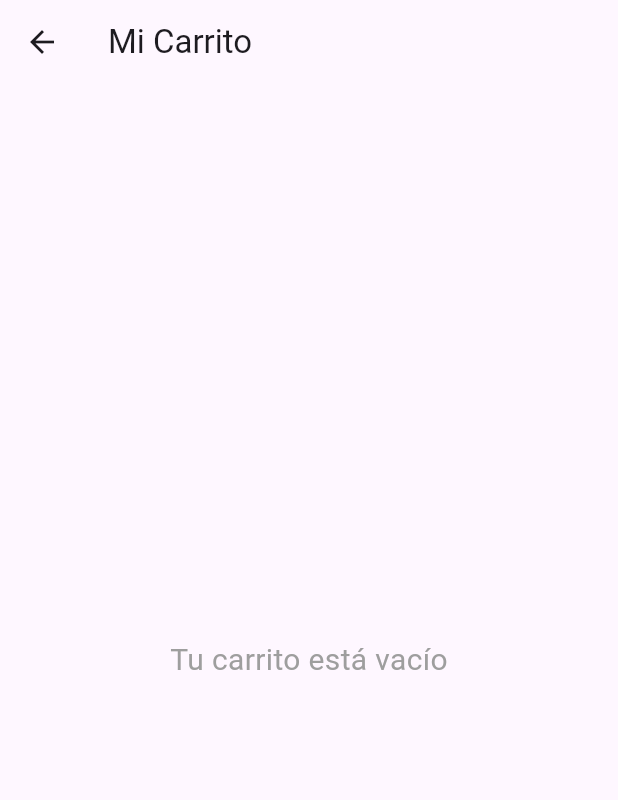
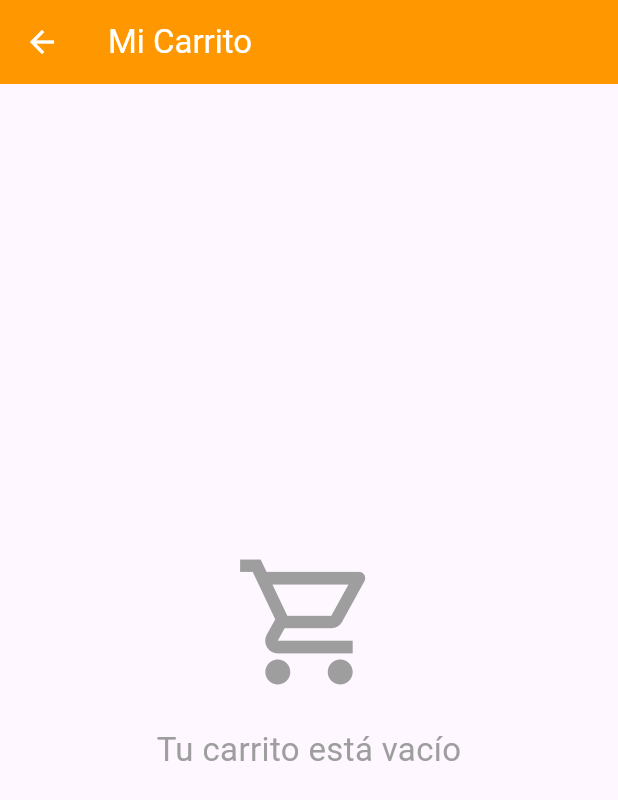
Before and after one commit to adrell99/arma_tu_almuerzo, a Flutter app: the CarritoScreen screen opened directly, on a phone screen of 412 x 824 dp. Shown: the top 800 px of the screen. Run offline on Flutter 3.47's test engine with Material 3 defaults, Android fonts, the phone set to English and light mode, and no system bars.

Commit message:
Update carrito.dart

```diff
--- a/lib/screens/carrito.dart
+++ b/lib/screens/carrito.dart
@@ -1,9 +1,10 @@
 // lib/screens/carrito.dart
+
 import 'package:flutter/material.dart';
 import 'package:provider/provider.dart';
 import 'package:url_launcher/url_launcher.dart';
 
-import '../models/item_menu.dart'; // ← Asegúrate de que este import esté aquí para definir MenuItem
+import '../models/item_menu.dart'; // ← Aquí está AlmuerzoPersonalizado con listas
 import '../providers/carrito_provider.dart';
 
 class CarritoScreen extends StatefulWidget {
@@ -65,20 +66,26 @@ class _CarritoScreenState extends State<CarritoScreen> {
 
     String detallePedido = "";
 
+    // === Almuerzos Personalizados ===
     for (int i = 0; i < provider.almuerzosPersonalizados.length; i++) {
       final almuerzo = provider.almuerzosPersonalizados[i];
-      detallePedido += "*Almuerzo Personalizado* 🍱\n";
-      detallePedido += almuerzo.detalleFormateado;
+      detallePedido += "*Almuerzo Personalizado ${i + 1}* 🍱\n";
+      detallePedido += almuerzo.descripcion; // ← Usa el método del modelo
       detallePedido +=
-          "Precio: \$${almuerzo.precioTotal.toStringAsFixed(0)}\n\n";
+          "\n*Precio:* \$${almuerzo.precioTotal.toStringAsFixed(0)}\n\n";
     }
 
+    // === Ítems normales (menús fijos, extras, etc.) ===
     if (provider.itemsNormales.isNotEmpty) {
-      detallePedido += "*Menús Fijos / Extras:*\n";
+      detallePedido += "*Otros ítems:*\n";
       for (var item in provider.itemsNormales) {
-        detallePedido +=
-            "• ${item.nombre}: ${item.descripcion} - \$${item.precio.toStringAsFixed(0)}\n";
+        detallePedido += "• ${item.nombre}";
+        if (item.descripcion.isNotEmpty) {
+          detallePedido += " - ${item.descripcion}";
         }
+        detallePedido += " - \$${item.precio.toStringAsFixed(0)}\n";
+      }
+      detallePedido += "\n";
     }
 
     String nota = _notaController.text.trim().isEmpty
@@ -95,21 +102,22 @@ class _CarritoScreenState extends State<CarritoScreen> {
 *Teléfono WhatsApp:* ${_telefonoController.text.trim()}
 *Dirección / Barrio:* ${_direccionController.text.trim()}
 
-*Pedido:*
+*Detalle del pedido:*
 $detallePedido
 
 *Nota:* $nota
 
 *Total a pagar:* \$${provider.total.toStringAsFixed(0)}
 
-*Código de verificación:* #$codigoVerificacion (No edites este mensaje para que sea válido)
+*Código de verificación:* #$codigoVerificacion
+(No edites este mensaje para que sea válido)
 
 ¡Gracias por tu pedido! Te confirmaremos pronto 🚀
 """;
 
-    final String tuNumeroWhatsApp = "573176496806";
+    final String tuNumeroWhatsApp = "573176496806"; // Cambia si es necesario
 
-    final Uri whatsappAppUri = Uri(
+    final Uri whatsappUri = Uri(
       scheme: 'whatsapp',
       host: 'send',
       queryParameters: {
@@ -118,8 +126,9 @@ $detallePedido
       },
     );
 
-    if (await canLaunchUrl(whatsappAppUri)) {
-      await launchUrl(whatsappAppUri, mode: LaunchMode.externalApplication);
+    try {
+      if (await canLaunchUrl(whatsappUri)) {
+        await launchUrl(whatsappUri, mode: LaunchMode.externalApplication);
         if (!mounted) return;
         ScaffoldMessenger.of(context).showSnackBar(
           const SnackBar(
@@ -128,25 +137,24 @@ $detallePedido
           ),
         );
       } else {
-      final Uri whatsappWebUri = Uri.parse(
+        throw 'No se pudo abrir WhatsApp';
+      }
+    } catch (e) {
+      final Uri webUri = Uri.parse(
         "https://wa.me/$tuNumeroWhatsApp?text=${Uri.encodeComponent(mensaje)}",
       );
-
-      if (await canLaunchUrl(whatsappWebUri)) {
-        await launchUrl(whatsappWebUri, mode: LaunchMode.externalApplication);
+      if (await canLaunchUrl(webUri)) {
+        await launchUrl(webUri);
         if (!mounted) return;
         ScaffoldMessenger.of(context).showSnackBar(
-          const SnackBar(
-            content: Text('Abriendo WhatsApp en navegador...'),
-            backgroundColor: Colors.blue,
-          ),
+          const SnackBar(content: Text('Abriendo WhatsApp en navegador...')),
         );
       } else {
         if (!mounted) return;
         ScaffoldMessenger.of(context).showSnackBar(
           const SnackBar(
             content: Text(
-                'No se pudo abrir WhatsApp. Instala la app o verifica conexión.'),
+                'Error al abrir WhatsApp. Verifica que tengas la app instalada.'),
             backgroundColor: Colors.red,
           ),
         );
@@ -165,6 +173,8 @@ $detallePedido
         return Scaffold(
           appBar: AppBar(
             title: const Text('Mi Carrito'),
+            backgroundColor: Colors.orange,
+            foregroundColor: Colors.white,
           ),
           body: hayItems
               ? SingleChildScrollView(
@@ -175,25 +185,59 @@ $detallePedido
                       const Text(
                         'Resumen de tu pedido',
                         style: TextStyle(
-                            fontSize: 20, fontWeight: FontWeight.bold),
+                            fontSize: 22,
+                            fontWeight: FontWeight.bold,
+                            color: Colors.orange),
                       ),
-                      const SizedBox(height: 10),
+                      const SizedBox(height: 16),
+
+                      // === Almuerzos Personalizados ===
                       ...almuerzos.asMap().entries.map((entry) {
                         int index = entry.key;
                         AlmuerzoPersonalizado almuerzo = entry.value;
+
                         return Card(
-                          margin: const EdgeInsets.symmetric(vertical: 8),
-                          child: ListTile(
-                            title: const Text("Almuerzo Personalizado",
-                                style: TextStyle(fontWeight: FontWeight.bold)),
-                            subtitle: Text(almuerzo.detalleFormateado.trim()),
-                            trailing: Row(
-                              mainAxisSize: MainAxisSize.min,
+                          elevation: 6,
+                          margin: const EdgeInsets.symmetric(vertical: 10),
+                          shape: RoundedRectangleBorder(
+                              borderRadius: BorderRadius.circular(15)),
+                          child: Padding(
+                            padding: const EdgeInsets.all(16),
+                            child: Column(
+                              crossAxisAlignment: CrossAxisAlignment.start,
+                              children: [
+                                Row(
+                                  children: const [
+                                    Icon(Icons.restaurant_menu,
+                                        color: Colors.orange),
+                                    SizedBox(width: 8),
+                                    Text(
+                                      "Almuerzo Personalizado",
+                                      style: TextStyle(
+                                          fontSize: 18,
+                                          fontWeight: FontWeight.bold),
+                                    ),
+                                  ],
+                                ),
+                                const SizedBox(height: 12),
+                                Text(
+                                  almuerzo
+                                      .descripcion, // ← Muestra todo bonito con listas
+                                  style: const TextStyle(
+                                      fontSize: 16, height: 1.5),
+                                ),
+                                const SizedBox(height: 12),
+                                Row(
+                                  mainAxisAlignment:
+                                      MainAxisAlignment.spaceBetween,
                                   children: [
                                     Text(
                                       '\$${almuerzo.precioTotal.toStringAsFixed(0)}',
                                       style: const TextStyle(
-                                      fontWeight: FontWeight.bold),
+                                        fontSize: 20,
+                                        fontWeight: FontWeight.bold,
+                                        color: Colors.green,
+                                      ),
                                     ),
                                     IconButton(
                                       icon: const Icon(Icons.delete,
@@ -202,14 +246,23 @@ $detallePedido
                                     ),
                                   ],
                                 ),
+                              ],
+                            ),
                           ),
                         );
                       }),
+
+                      // === Ítems normales ===
                       ...itemsNormales.map((item) {
                         return Card(
-                          margin: const EdgeInsets.symmetric(vertical: 4),
+                          elevation: 4,
+                          margin: const EdgeInsets.symmetric(vertical: 6),
                           child: ListTile(
-                            title: Text(item.nombre),
+                            leading: const Icon(Icons.fastfood,
+                                color: Colors.orange),
+                            title: Text(item.nombre,
+                                style: const TextStyle(
+                                    fontWeight: FontWeight.bold)),
                             subtitle: Text(item.descripcion),
                             trailing: Row(
                               mainAxisSize: MainAxisSize.min,
@@ -217,7 +270,8 @@ $detallePedido
                                 Text(
                                   '\$${item.precio.toStringAsFixed(0)}',
                                   style: const TextStyle(
-                                      fontWeight: FontWeight.bold),
+                                      fontWeight: FontWeight.bold,
+                                      color: Colors.green),
                                 ),
                                 IconButton(
                                   icon: const Icon(Icons.delete,
@@ -229,21 +283,33 @@ $detallePedido
                           ),
                         );
                       }),
-                      const Divider(height: 30),
+
+                      const Divider(height: 40, thickness: 2),
+
+                      // Total
+                      Row(
+                        mainAxisAlignment: MainAxisAlignment.spaceBetween,
+                        children: [
+                          const Text('Total a pagar',
+                              style: TextStyle(
+                                  fontSize: 24, fontWeight: FontWeight.bold)),
                           Text(
-                        'Total: \$${provider.total.toStringAsFixed(0)}',
+                            '\$${provider.total.toStringAsFixed(0)}',
                             style: const TextStyle(
-                            fontSize: 26,
+                                fontSize: 28,
                                 fontWeight: FontWeight.bold,
                                 color: Colors.green),
                           ),
-                      const SizedBox(height: 20),
-                      const Text(
-                        'Completa tus datos para el pedido',
+                        ],
+                      ),
+
+                      const SizedBox(height: 30),
+
+                      // Formulario de datos
+                      const Text('Completa tus datos',
                           style: TextStyle(
-                            fontSize: 18, fontWeight: FontWeight.bold),
-                      ),
-                      const SizedBox(height: 10),
+                              fontSize: 20, fontWeight: FontWeight.bold)),
+                      const SizedBox(height: 16),
                       Form(
                         key: _formKey,
                         child: Column(
@@ -252,68 +318,72 @@ $detallePedido
                                 controller: _nombreController,
                                 decoration: const InputDecoration(
                                     labelText: 'Nombre completo *',
-                                border: OutlineInputBorder(),
-                              ),
-                              validator: (value) =>
-                                  value!.trim().isEmpty ? 'Obligatorio' : null,
-                            ),
+                                    border: OutlineInputBorder()),
+                                validator: (v) =>
+                                    v!.trim().isEmpty ? 'Obligatorio' : null),
                             const SizedBox(height: 16),
                             TextFormField(
                                 controller: _telefonoController,
                                 decoration: const InputDecoration(
                                     labelText: 'Teléfono WhatsApp *',
-                                border: OutlineInputBorder(),
-                              ),
+                                    border: OutlineInputBorder()),
                                 keyboardType: TextInputType.phone,
-                              validator: (value) =>
-                                  value!.trim().isEmpty ? 'Obligatorio' : null,
-                            ),
+                                validator: (v) =>
+                                    v!.trim().isEmpty ? 'Obligatorio' : null),
                             const SizedBox(height: 16),
                             TextFormField(
                                 controller: _direccionController,
                                 decoration: const InputDecoration(
                                     labelText: 'Dirección y barrio *',
-                                border: OutlineInputBorder(),
-                              ),
+                                    border: OutlineInputBorder()),
                                 maxLines: 2,
-                              validator: (value) =>
-                                  value!.trim().isEmpty ? 'Obligatorio' : null,
-                            ),
+                                validator: (v) =>
+                                    v!.trim().isEmpty ? 'Obligatorio' : null),
                             const SizedBox(height: 16),
                             TextFormField(
                                 controller: _notaController,
                                 decoration: const InputDecoration(
                                     labelText: 'Nota adicional (opcional)',
                                     hintText:
-                                    'Ej: Sin cebolla, timbre fuerte, etc.',
-                                border: OutlineInputBorder(),
-                              ),
-                              maxLines: 3,
-                            ),
+                                        'Ej: Sin cebolla, timbre fuerte...',
+                                    border: OutlineInputBorder()),
+                                maxLines: 3),
                           ],
                         ),
                       ),
-                      const SizedBox(height: 30),
+
+                      const SizedBox(height: 40),
+
+                      // Botón enviar
                       ElevatedButton(
                         onPressed: _enviarPedidoPorWhatsApp,
                         style: ElevatedButton.styleFrom(
-                          padding: const EdgeInsets.symmetric(vertical: 18),
+                          backgroundColor: Colors.green,
+                          padding: const EdgeInsets.symmetric(vertical: 20),
                           minimumSize: const Size(double.infinity, 60),
-                          backgroundColor: Colors.green,
+                          shape: RoundedRectangleBorder(
+                              borderRadius: BorderRadius.circular(15)),
                         ),
-                        child: const Text(
-                          'Enviar Pedido por WhatsApp',
-                          style: TextStyle(fontSize: 20, color: Colors.white),
+                        child: const Text('Enviar Pedido por WhatsApp',
+                            style: TextStyle(
+                                fontSize: 20,
+                                color: Colors.white,
+                                fontWeight: FontWeight.bold)),
                       ),
-                      ),
-                      const SizedBox(height: 20),
+                      const SizedBox(height: 30),
                     ],
                   ),
                 )
               : const Center(
-                  child: Text(
-                    'Tu carrito está vacío',
-                    style: TextStyle(fontSize: 20, color: Colors.grey),
+                  child: Column(
+                    mainAxisAlignment: MainAxisAlignment.center,
+                    children: [
+                      Icon(Icons.shopping_cart_outlined,
+                          size: 100, color: Colors.grey),
+                      SizedBox(height: 20),
+                      Text('Tu carrito está vacío',
+                          style: TextStyle(fontSize: 22, color: Colors.grey)),
+                    ],
                   ),
                 ),
         );
```
Lines whose indentation alone changed are shown as unchanged.
